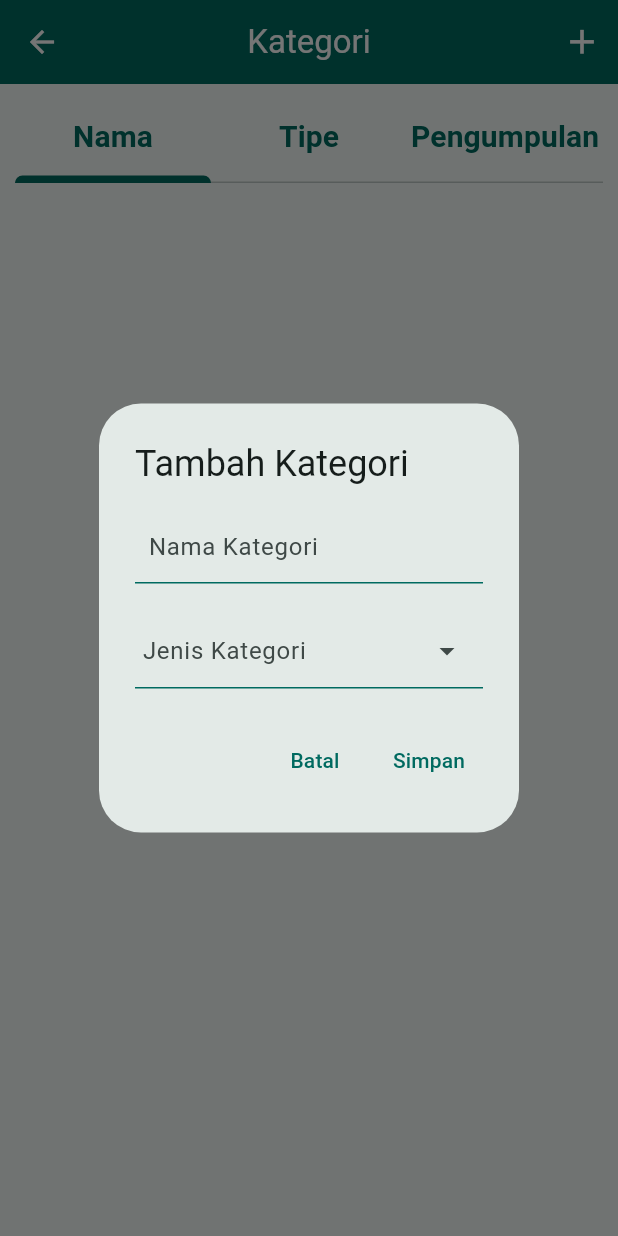
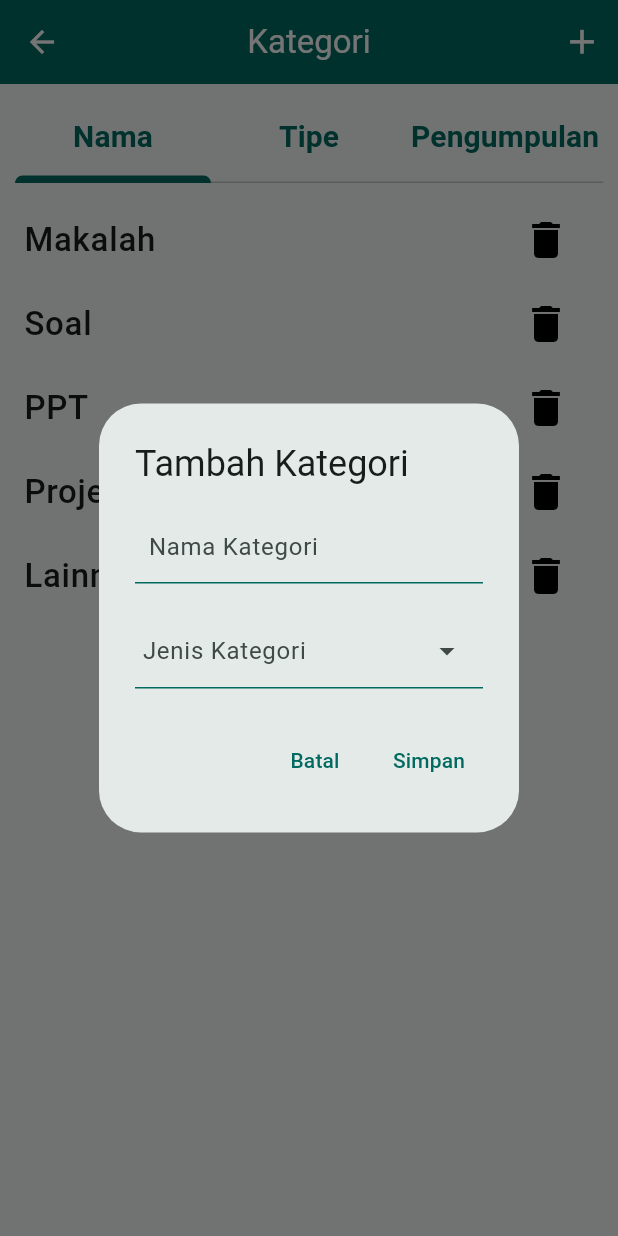
Before and after one commit to khmalz/reminder-tugas, a Flutter app: the CategoryView screen opened by its route, after a tap on the "add" icon, on a phone screen of 412 x 824 dp. Run offline on Flutter 3.47's test engine with Material 3 defaults, Android fonts, the phone set to English and light mode, and no system bars; drawn by our look-alikes of contained_tab_bar_view, dropdown_search; our stand-ins replace adaptive_dialog, calendar_date_picker2, cloud_firestore, firebase_core, get, get_storage and 1 more; missing offline and left inert: confirm_dialog, flutter_popup; accounts and stored records are empty.

Commit message:
move spectask from firebase to Hive on category page

```diff
--- /dev/null
+++ b/lib/app/data/constant/spec_task.dart
@@ -0,0 +1,56 @@
+const specName = [
+  {
+    "title": "Makalah",
+    "code": "makalah",
+  },
+  {
+    "title": "Soal",
+    "code": "soal",
+  },
+  {
+    "title": "PPT",
+    "code": "ppt",
+  },
+  {
+    "title": "Project",
+    "code": "project",
+  },
+  {
+    "title": "Lainnya",
+    "code": "lainnya",
+  },
+];
+
+const specType = [
+  {
+    "title": "Individu",
+    "code": "individu",
+  },
+  {
+    "title": "Kelompok",
+    "code": "kelompok",
+  },
+];
+
+const specCollection = [
+  {
+    "title": "LMS",
+    "code": "lms",
+  },
+  {
+    "title": "Teams",
+    "code": "teams",
+  },
+  {
+    "title": "Drive",
+    "code": "drive",
+  },
+  {
+    "title": "GCR",
+    "code": "gcr",
+  },
+  {
+    "title": "Lainnya",
+    "code": "lainnya",
+  },
+];
--- a/lib/app/modules/category/controllers/category_controller.dart
+++ b/lib/app/modules/category/controllers/category_controller.dart
@@ -1,22 +1,20 @@
 import 'package:flutter/material.dart';
 import 'package:get/get.dart';
-import 'package:get_storage/get_storage.dart';
-import 'package:reminder_tugas/app/data/provider/spec_task_provider.dart';
-import 'package:reminder_tugas/app/helper/spec.dart' as helper;
+import 'package:hive/hive.dart';
 import 'package:reminder_tugas/app/helper/validate_input.dart';
 
 class CategoryController extends GetxController {
   // VALIDATION
-  TextEditingController category = TextEditingController();
+  TextEditingController title = TextEditingController();
   Rxn<Map<String, dynamic>> jenis = Rxn<Map<String, dynamic>>(null);
 
-  Rxn<String> errorCategory = Rxn<String>(null);
+  Rxn<String> errorTitle = Rxn<String>(null);
   Rxn<String> errorJenis = Rxn<String>(null);
 
   bool validateCategory() {
     return validateInput<String>(
-      value: category.text,
-      setError: (msg) => errorCategory.value = msg,
+      value: title.text,
+      setError: (msg) => errorTitle.value = msg,
       errorMessage: 'Kategori harus diisi',
       validator: (value) => value != null && value.isNotEmpty,
     );
@@ -30,9 +28,6 @@ class CategoryController extends GetxController {
       validator: (value) => value != null,
     );
   }
-
-  // Firebase
-  final SpecTaskProvider _specTaskProvider = SpecTaskProvider();
 
   Future<void> addSpecTask() async {
     bool isValidate = true;
@@ -52,80 +47,79 @@ class CategoryController extends GetxController {
     }
 
     try {
-      var docId = jenis.value!['code'];
-      var dataNew = {
-        'title': category.text.trim(),
-        'code': category.text.trim().toLowerCase().replaceAll(' ', '_'),
+      var category = jenis.value!['code'];
+      Map<String, dynamic> dataNew = {
+        'title': title.text.trim(),
+        'code': title.text.trim().toLowerCase().replaceAll(' ', '_'),
       };
 
-      await _specTaskProvider.addSpec(docId, dataNew);
+      final specBox = await Hive.openBox('specs');
 
-      await addSpecFromStorage(docId, dataNew);
-      await helper.getSpecTask();
+      List<Map<String, dynamic>> specList =
+          (specBox.get(category, defaultValue: []) as List)
+              .map((e) => Map<String, dynamic>.from(e))
+              .toList();
+
+      specList.add(Map<String, dynamic>.from(dataNew));
+
+      await specBox.put(category, specList);
+
+      await getSpecTask();
 
       clearInput();
-      debugPrint("Data added successfully to document: $docId");
+      debugPrint("Data added successfully to document: $category");
     } catch (e) {
       debugPrint("Error adding spec: $e");
     }
   }
 
-  Future<String?> getSpecKey(String docId, String dataValue) async {
+  Future<void> deleteSpec(String category, String code) async {
     try {
-      String? resultID = await _specTaskProvider.getSpecKey(docId, dataValue);
+      final specBox = await Hive.openBox('specs');
 
-      if (resultID == null) {
-        debugPrint("Error getting document");
-      } else if (resultID.isEmpty) {
-        debugPrint("Document doesn't exist");
-      }
+      List<Map<String, dynamic>> specList =
+          (specBox.get(category, defaultValue: []) as List)
+              .map((e) => Map<String, dynamic>.from(e))
+              .toList();
 
-      return resultID;
+      specList.removeWhere((spec) => spec['code'] == code);
+      await specBox.put(category, specList);
+
+      await getSpecTask();
+      debugPrint(
+          'Data dengan code $code berhasil dihapus dari kategori $category');
     } catch (e) {
-      debugPrint("Error in controller: $e");
-      return null;
-    }
-  }
-
-  Future<void> deleteSpec(String id, String data) async {
-    try {
-      String? dataId = await getSpecKey(id, data);
-
-      if (dataId != null) {
-        await _specTaskProvider.deleteSpec(id, dataId);
-
-        debugPrint("Key $dataId deleted successfully!");
-      } else {
-        debugPrint("Error deleting key $dataId");
-      }
-
-      await deleteSpecFromStorage(id, data);
-      await helper.getSpecTask();
-
-      getSpecTask();
-    } catch (e) {
-      debugPrint("Error deleting spec: $e");
+      debugPrint('Error deleting spec: $e');
     }
   }
 
   void clearInput() {
-    category.clear();
+    title.clear();
     jenis.value = null;
   }
 
   // STORAGE
-  final box = GetStorage();
   RxList<Map<String, dynamic>> specName = <Map<String, dynamic>>[].obs;
   RxList<Map<String, dynamic>> specType = <Map<String, dynamic>>[].obs;
   RxList<Map<String, dynamic>> specCollection = <Map<String, dynamic>>[].obs;
 
-  void getSpecTask() async {
-    var specTask = await box.read('specTask')[0];
+  Future<void> getSpecTask() async {
+    final specBox = await Hive.openBox('specs');
 
-    specName.value = List<Map<String, dynamic>>.from(specTask['name']);
-    specType.value = List<Map<String, dynamic>>.from(specTask['type']);
-    specCollection.value =
-        List<Map<String, dynamic>>.from(specTask['collection']);
+    specName.value = (specBox.get('name') as List<dynamic>?)
+            ?.map((e) => Map<String, dynamic>.from(e))
+            .toList() ??
+        [];
+
+    specType.value = (specBox.get('type') as List<dynamic>?)
+            ?.map((e) => Map<String, dynamic>.from(e))
+            .toList() ??
+        [];
+
+    specCollection.value = (specBox.get('collection') as List<dynamic>?)
+            ?.map((e) => Map<String, dynamic>.from(e))
+            .toList() ??
+        [];
   }
 
   Future<void> addSpecFromStorage(String id, Map<String, dynamic> data) async {
--- a/lib/app/modules/category/views/category_view.dart
+++ b/lib/app/modules/category/views/category_view.dart
@@ -36,7 +36,7 @@ class CategoryView extends GetView<CategoryController> {
                       children: [
                         Obx(() {
                           return TextField(
-                            controller: controller.category,
+                            controller: controller.title,
                             textCapitalization: TextCapitalization.sentences,
                             decoration: InputDecoration(
                               contentPadding: const EdgeInsets.all(5),
@@ -53,7 +53,7 @@ class CategoryView extends GetView<CategoryController> {
                               ),
                               filled: true,
                               fillColor: Colors.transparent,
-                              errorText: controller.errorCategory.value,
+                              errorText: controller.errorTitle.value,
                               errorStyle: const TextStyle(
                                 color: Colors.red,
                                 fontSize: 14,
--- a/lib/app/modules/home/controllers/home_controller.dart
+++ b/lib/app/modules/home/controllers/home_controller.dart
@@ -31,6 +31,9 @@ class HomeController extends GetxController {
     //   isDone: false,
     // ));
 
+    // var specBox = await Hive.openBox('specs');
+    // await specBox.clear();
+
     List<Task> tasks = box.values.toList();
 
     int late = 0, pending = 0, done = 0;
--- a/lib/app/modules/home/views/home_view.dart
+++ b/lib/app/modules/home/views/home_view.dart
@@ -49,7 +49,10 @@ class HomeView extends GetView<HomeController> {
                     ),
                   ]),
             ),
-            child: Icon(Icons.more_vert),
+            child: Padding(
+              padding: const EdgeInsets.all(8.0),
+              child: Icon(Icons.more_vert),
+            ),
           ),
         ],
       ),
```
Also changed, not shown: lib/app/modules/splash/controllers/splash_controller.dart (+27 -3 lines).
